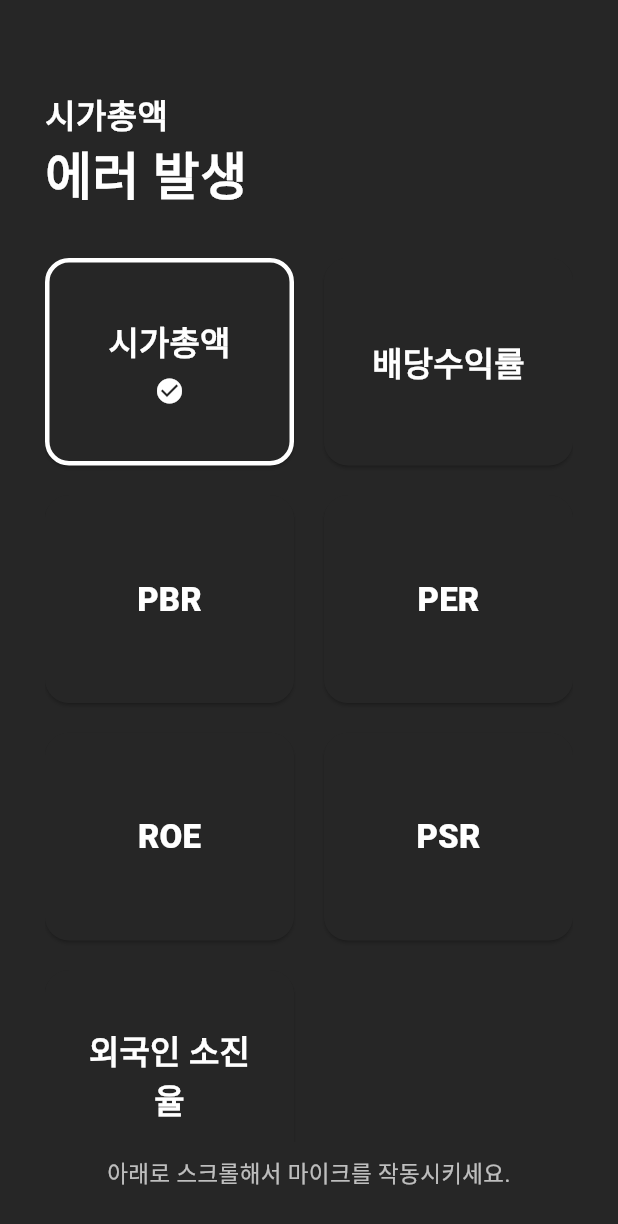
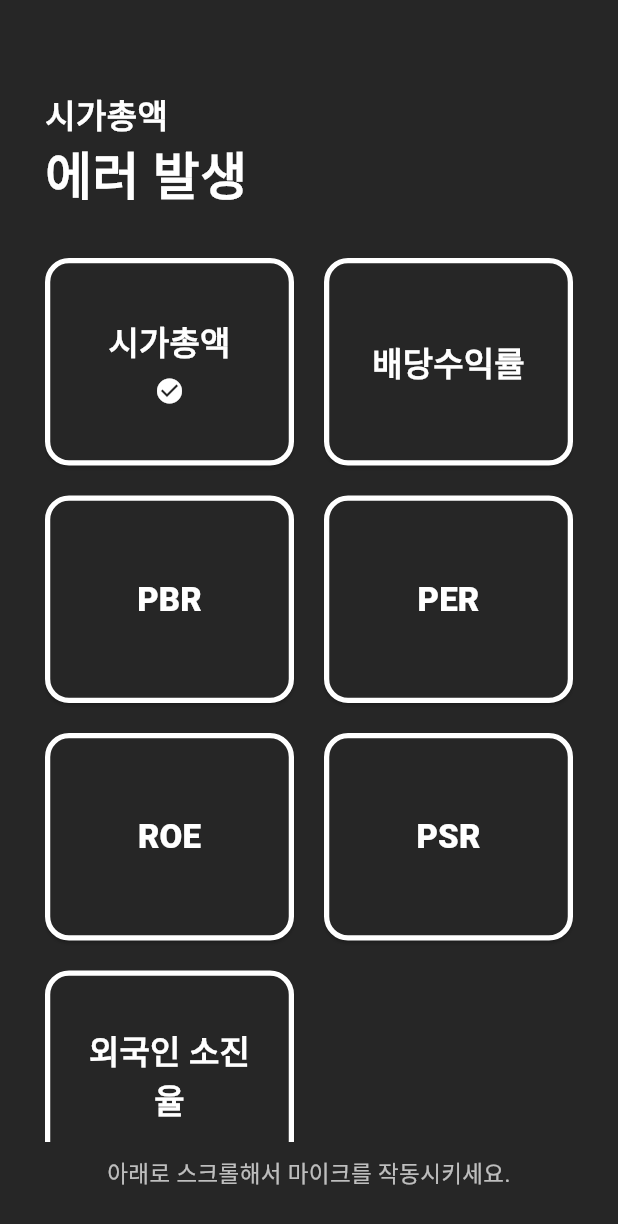
Before and after one commit to Hear-Stock/hearstock-frontend, a Flutter app: the RsiPage screen opened by its route, after a tap on "시가총액", on a phone screen of 412 x 824 dp. Shown: the top 1224 px of the screen. Run offline on Flutter 3.47's test engine with Material 3 defaults, Android fonts, the light colour scheme and no system bars; our stand-ins replace flutter_dotenv, flutter_tts, speech_to_text; missing offline and left inert: flutter_midi_pro; network calls fail; Roboto replaces fonts that are missing (Pretendard); statements that could not run were skipped.

Commit message:
fix.버튼 테두리 두께 조절
두꺼운ver

```diff
--- a/hear_stock/lib/ris_page.dart
+++ b/hear_stock/lib/ris_page.dart
@@ -38,7 +38,7 @@ class _RsiPageState extends State<RsiPage> {
   @override
   void initState() {
     super.initState();
-    fetchIndicatorValues(code: '005930', market: 'KR'); // 예: 삼성전자
+    fetchIndicatorValues(code: '005930', market: 'KR');
   }
 
   Future<void> fetchIndicatorValues({
@@ -46,8 +46,6 @@ class _RsiPageState extends State<RsiPage> {
     required String market,
   }) async {
     final baseUrl = dotenv.env['API_BASE_URL'];
-    print('API_BASE_URL: $baseUrl');
-
     final uri = Uri.parse('$baseUrl/api/indicator/?code=$code&market=$market');
 
     try {
@@ -98,7 +96,7 @@ class _RsiPageState extends State<RsiPage> {
     final baseUrl = dotenv.env['API_BASE_URL'];
     final uri = Uri.parse(
       '$baseUrl/api/indicator/explain?code=005930&market=KR&metric=${title.toLowerCase()}',
-    ); // title을 소문자로 변환
+    );
 
     try {
       final response = await http.get(uri);
@@ -195,11 +193,8 @@ class _RsiPageState extends State<RsiPage> {
                                     shape: RoundedRectangleBorder(
                                       borderRadius: BorderRadius.circular(16),
                                       side: BorderSide(
-                                        color:
-                                            isSelected
-                                                ? Colors.white
-                                                : Colors.transparent,
-                                        width: 3,
+                                        color: Colors.white,
+                                        width: 3.5,
                                       ),
                                     ),
                                   ),
```
